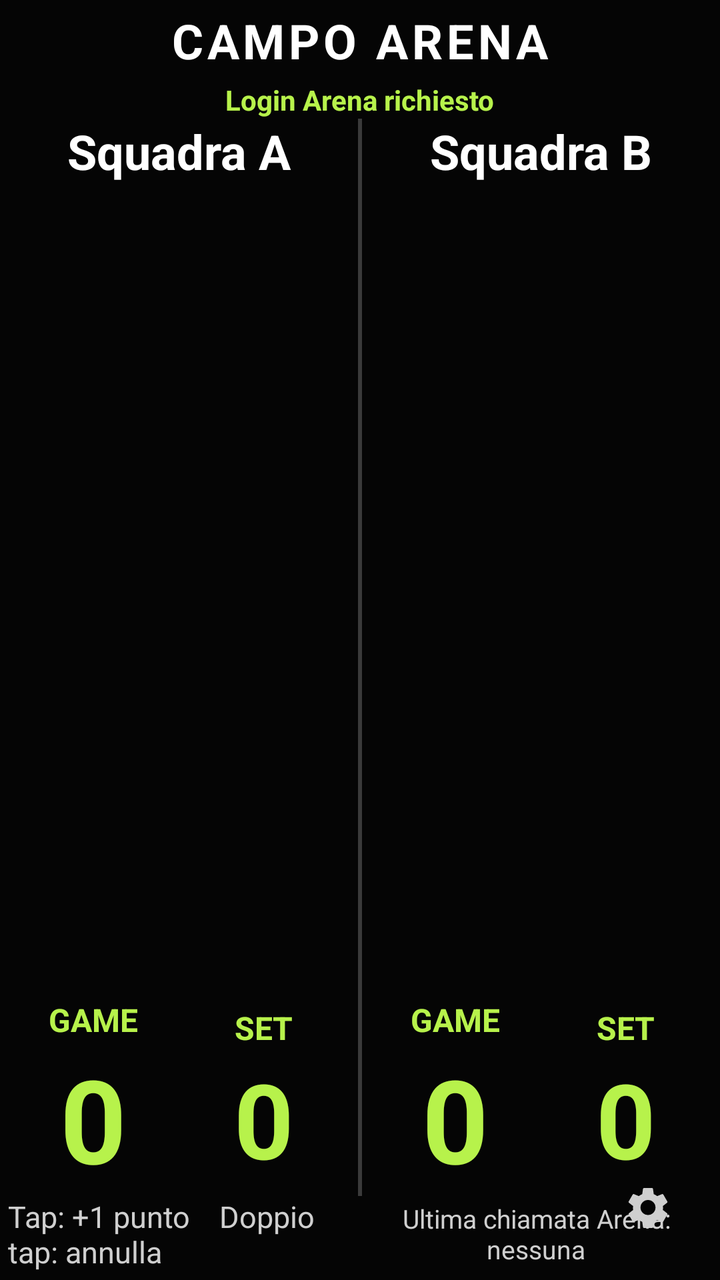
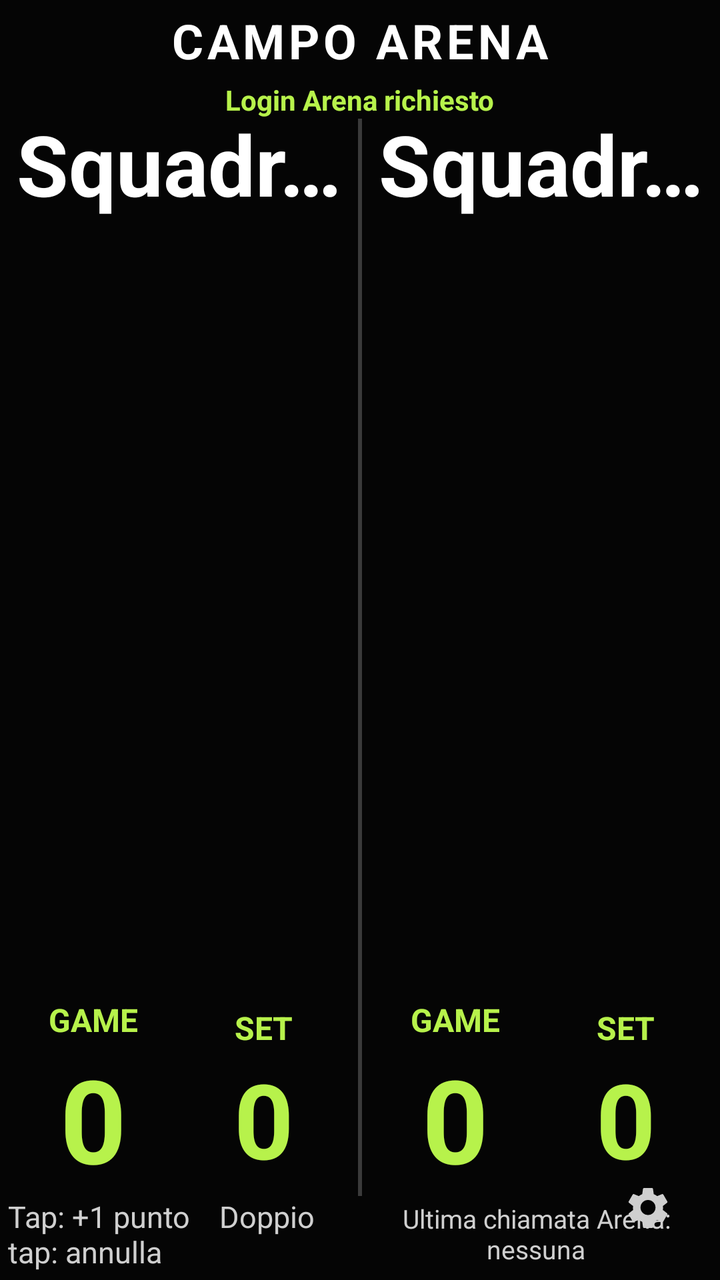

Two renders of the same Android screen: before a commit and after it. Below are the layout's source before the change and the commit's diff.
<!-- AndroidManifest.xml: application theme Theme.PadelBoardArena -->
<!-- res/layout/activity_main.xml -->
<?xml version="1.0" encoding="utf-8"?>
<FrameLayout
    xmlns:android="http://schemas.android.com/apk/res/android"
    android:layout_width="match_parent"
    android:layout_height="match_parent"
    android:background="#050505"
    android:padding="4dp">

    <LinearLayout
        android:layout_width="match_parent"
        android:layout_height="match_parent"
        android:orientation="vertical">

        <LinearLayout
            android:layout_width="match_parent"
            android:layout_height="wrap_content"
            android:orientation="vertical"
            android:gravity="center">

            <TextView
                android:id="@+id/titleText"
                android:layout_width="wrap_content"
                android:layout_height="wrap_content"
                android:text="CAMPO ARENA"
                android:textColor="#FFFFFF"
                android:textSize="24sp"
                android:textStyle="bold"
                android:letterSpacing="0.08" />

            <TextView
                android:id="@+id/arenaConnectionStatusText"
                android:layout_width="wrap_content"
                android:layout_height="wrap_content"
                android:text="Login Arena richiesto"
                android:textColor="#B7F24B"
                android:textSize="14sp"
                android:textStyle="bold"
                android:paddingTop="4dp" />

        </LinearLayout>

        <LinearLayout
            android:layout_width="match_parent"
            android:layout_height="0dp"
            android:layout_weight="1"
            android:orientation="horizontal"
            android:gravity="center"
            android:paddingTop="0dp"
            android:paddingBottom="0dp">

            <LinearLayout
                android:id="@+id/sideAPanel"
                android:layout_width="0dp"
                android:layout_height="match_parent"
                android:layout_weight="1"
                android:orientation="vertical"
                android:gravity="center"
                android:paddingEnd="4dp">

                <TextView
                    android:id="@+id/teamAText"
                    android:layout_width="match_parent"
                    android:layout_height="wrap_content"
                    android:text="Squadra A"
                    android:textColor="#FFFFFF"
                    android:textSize="24sp"
                    android:textStyle="bold"
                    android:gravity="center" />

                <TextView
                    android:id="@+id/scoreAText"
                    android:layout_width="match_parent"
                    android:layout_height="0dp"
                    android:layout_weight="1"
                    android:text="0"
                    android:textColor="#FFFFFF"
                    android:textSize="320sp"
                    android:textStyle="bold"
                    android:gravity="center"
                    android:singleLine="true"
                    android:maxLines="1"
                    android:autoSizeTextType="uniform"
                    android:autoSizeMinTextSize="140sp"
                    android:autoSizeMaxTextSize="380sp"
                    android:autoSizeStepGranularity="4sp"
                    android:includeFontPadding="false" />

                <LinearLayout
                    android:layout_width="match_parent"
                    android:layout_height="wrap_content"
                    android:orientation="horizontal"
                    android:gravity="center"
                    android:baselineAligned="false">

                    <LinearLayout
                        android:layout_width="0dp"
                        android:layout_height="wrap_content"
                        android:layout_weight="1"
                        android:orientation="vertical"
                        android:gravity="center">

                        <TextView
                            android:layout_width="wrap_content"
                            android:layout_height="wrap_content"
                            android:text="GAME"
                            android:textColor="#B7F24B"
                            android:textSize="16sp"
                            android:textStyle="bold" />

                        <TextView
                            android:id="@+id/gamesAText"
                            android:layout_width="wrap_content"
                            android:layout_height="wrap_content"
                            android:text="0"
                            android:textColor="#B7F24B"
                            android:textSize="58sp"
                            android:textStyle="bold" />

                    </LinearLayout>

                    <LinearLayout
                        android:layout_width="0dp"
                        android:layout_height="wrap_content"
                        android:layout_weight="1"
                        android:orientation="vertical"
                        android:gravity="center">

                        <TextView
                            android:layout_width="wrap_content"
                            android:layout_height="wrap_content"
                            android:text="SET"
                            android:textColor="#B7F24B"
                            android:textSize="16sp"
                            android:textStyle="bold" />

                        <TextView
                            android:id="@+id/setsAText"
                            android:layout_width="wrap_content"
                            android:layout_height="wrap_content"
                            android:text="0"
                            android:textColor="#B7F24B"
                            android:textSize="52sp"
                            android:textStyle="bold" />

                    </LinearLayout>

                </LinearLayout>

            </LinearLayout>

            <View
                android:layout_width="2dp"
                android:layout_height="match_parent"
                android:background="#3A3A3A" />

            <LinearLayout
                android:id="@+id/sideBPanel"
                android:layout_width="0dp"
                android:layout_height="match_parent"
                android:layout_weight="1"
                android:orientation="vertical"
                android:gravity="center"
                android:paddingStart="4dp">

                <TextView
                    android:id="@+id/teamBText"
                    android:layout_width="match_parent"
                    android:layout_height="wrap_content"
                    android:text="Squadra B"
                    android:textColor="#FFFFFF"
                    android:textSize="24sp"
                    android:textStyle="bold"
                    android:gravity="center" />

                <TextView
                    android:id="@+id/scoreBText"
                    android:layout_width="match_parent"
                    android:layout_height="0dp"
                    android:layout_weight="1"
                    android:text="0"
                    android:textColor="#FFFFFF"
                    android:textSize="320sp"
                    android:textStyle="bold"
                    android:gravity="center"
                    android:singleLine="true"
                    android:maxLines="1"
                    android:autoSizeTextType="uniform"
                    android:autoSizeMinTextSize="140sp"
                    android:autoSizeMaxTextSize="380sp"
                    android:autoSizeStepGranularity="4sp"
                    android:includeFontPadding="false" />

                <LinearLayout
                    android:layout_width="match_parent"
                    android:layout_height="wrap_content"
                    android:orientation="horizontal"
                    android:gravity="center"
                    android:baselineAligned="false">

                    <LinearLayout
                        android:layout_width="0dp"
                        android:layout_height="wrap_content"
                        android:layout_weight="1"
                        android:orientation="vertical"
                        android:gravity="center">

                        <TextView
                            android:layout_width="wrap_content"
                            android:layout_height="wrap_content"
                            android:text="GAME"
                            android:textColor="#B7F24B"
                            android:textSize="16sp"
                            android:textStyle="bold" />

                        <TextView
                            android:id="@+id/gamesBText"
                            android:layout_width="wrap_content"
                            android:layout_height="wrap_content"
                            android:text="0"
                            android:textColor="#B7F24B"
                            android:textSize="58sp"
                            android:textStyle="bold" />

                    </LinearLayout>

                    <LinearLayout
                        android:layout_width="0dp"
                        android:layout_height="wrap_content"
                        android:layout_weight="1"
                        android:orientation="vertical"
                        android:gravity="center">

                        <TextView
                            android:layout_width="wrap_content"
                            android:layout_height="wrap_content"
                            android:text="SET"
                            android:textColor="#B7F24B"
                            android:textSize="16sp"
                            android:textStyle="bold" />

                        <TextView
                            android:id="@+id/setsBText"
                            android:layout_width="wrap_content"
                            android:layout_height="wrap_content"
                            android:text="0"
                            android:textColor="#B7F24B"
                            android:textSize="52sp"
                            android:textStyle="bold" />

                    </LinearLayout>

                </LinearLayout>

            </LinearLayout>

        </LinearLayout>

        <LinearLayout
            android:layout_width="match_parent"
            android:layout_height="wrap_content"
            android:orientation="horizontal"
            android:gravity="center_vertical">

            <TextView
                android:id="@+id/helpText"
                android:layout_width="0dp"
                android:layout_height="wrap_content"
                android:layout_weight="1"
                android:text="Tap: +1 punto    Doppio tap: annulla"
                android:textColor="#CFCFCF"
                android:textSize="15sp" />

            <TextView
                android:id="@+id/arenaLastCallText"
                android:layout_width="0dp"
                android:layout_height="wrap_content"
                android:layout_weight="1"
                android:text="Ultima chiamata Arena: nessuna"
                android:textColor="#CFCFCF"
                android:textSize="13sp"
                android:gravity="center" />

        </LinearLayout>

    </LinearLayout>

    <ImageButton
        android:id="@+id/arenaSettingsButton"
        android:layout_width="64dp"
        android:layout_height="64dp"
        android:layout_gravity="bottom|end"
        android:background="?attr/selectableItemBackgroundBorderless"
        android:contentDescription="Impostazioni Arena"
        android:padding="16dp"
        android:src="@drawable/ic_settings"
        android:tint="#CFCFCF" />

    <LinearLayout
        android:layout_width="1dp"
        android:layout_height="1dp"
        android:visibility="gone"
        android:orientation="vertical">

        <TextView
            android:id="@+id/statusText"
            android:layout_width="wrap_content"
            android:layout_height="wrap_content" />

        <TextView
            android:id="@+id/phaseText"
            android:layout_width="wrap_content"
            android:layout_height="wrap_content" />

        <TextView
            android:id="@+id/eventText"
            android:layout_width="wrap_content"
            android:layout_height="wrap_content" />

        <TextView
            android:id="@+id/deviceAText"
            android:layout_width="wrap_content"
            android:layout_height="wrap_content" />

        <TextView
            android:id="@+id/deviceBText"
            android:layout_width="wrap_content"
            android:layout_height="wrap_content" />

        <Button
            android:id="@+id/startButton"
            android:layout_width="wrap_content"
            android:layout_height="wrap_content" />

    </LinearLayout>

</FrameLayout>
<!-- resources referenced by this layout -->
<resources>
  <!-- drawable ic_settings (drawable) -->
  <?xml version="1.0" encoding="utf-8"?>
  <vector xmlns:android="http://schemas.android.com/apk/res/android"
      android:width="24dp"
      android:height="24dp"
      android:viewportWidth="24"
      android:viewportHeight="24">
      <path
          android:fillColor="#FFFFFFFF"
          android:pathData="M19.43,12.98c0.04,-0.32 0.07,-0.65 0.07,-0.98s-0.02,-0.66 -0.07,-0.98l2.11,-1.65c0.19,-0.15 0.24,-0.42 0.12,-0.64l-2,-3.46c-0.12,-0.22 -0.37,-0.31 -0.6,-0.22l-2.49,1c-0.52,-0.4 -1.08,-0.73 -1.69,-0.98L14.5,2.42C14.47,2.18 14.25,2 14,2h-4c-0.25,0 -0.46,0.18 -0.5,0.42L9.12,5.07c-0.61,0.25 -1.17,0.59 -1.69,0.98l-2.49,-1c-0.23,-0.08 -0.48,0 -0.6,0.22l-2,3.46c-0.13,0.22 -0.07,0.49 0.12,0.64l2.11,1.65c-0.04,0.32 -0.08,0.65 -0.08,0.98s0.03,0.66 0.08,0.98l-2.11,1.65c-0.19,0.15 -0.24,0.42 -0.12,0.64l2,3.46c0.12,0.22 0.37,0.31 0.6,0.22l2.49,-1c0.52,0.4 1.08,0.73 1.69,0.98l0.38,2.65c0.04,0.24 0.25,0.42 0.5,0.42h4c0.25,0 0.47,-0.18 0.5,-0.42l0.38,-2.65c0.61,-0.25 1.17,-0.59 1.69,-0.98l2.49,1c0.23,0.08 0.48,0 0.6,-0.22l2,-3.46c0.12,-0.22 0.07,-0.49 -0.12,-0.64l-2.11,-1.65zM12,15.5A3.5,3.5 0,1 1,12 8a3.5,3.5 0,0 1,0 7.5z" />
  </vector>
  <style name="Theme.PadelBoardArena" parent="Base.Theme.PadelBoardArena" />
  <style name="Base.Theme.PadelBoardArena" parent="Theme.Material3.DayNight.NoActionBar">
          
          
      </style>
</resources>

<!-- the commit's change to res/layout/activity_main.xml (unified diff, before → after) -->
@@ -63,9 +63,16 @@
                     android:layout_height="wrap_content"
                     android:text="Squadra A"
                     android:textColor="#FFFFFF"
-                    android:textSize="24sp"
+                    android:textSize="42sp"
                     android:textStyle="bold"
-                    android:gravity="center" />
+                    android:gravity="center"
+                    android:singleLine="true"
+                    android:maxLines="1"
+                    android:autoSizeTextType="uniform"
+                    android:autoSizeMinTextSize="20sp"
+                    android:autoSizeMaxTextSize="42sp"
+                    android:autoSizeStepGranularity="2sp"
+                    android:includeFontPadding="false" />
 
                 <TextView
                     android:id="@+id/scoreAText"
@@ -74,14 +81,14 @@
                     android:layout_weight="1"
                     android:text="0"
                     android:textColor="#FFFFFF"
-                    android:textSize="320sp"
+                    android:textSize="360sp"
                     android:textStyle="bold"
                     android:gravity="center"
                     android:singleLine="true"
                     android:maxLines="1"
                     android:autoSizeTextType="uniform"
                     android:autoSizeMinTextSize="140sp"
-                    android:autoSizeMaxTextSize="380sp"
+                    android:autoSizeMaxTextSize="430sp"
                     android:autoSizeStepGranularity="4sp"
                     android:includeFontPadding="false" />
 
@@ -168,9 +175,16 @@
                     android:layout_height="wrap_content"
                     android:text="Squadra B"
                     android:textColor="#FFFFFF"
-                    android:textSize="24sp"
+                    android:textSize="42sp"
                     android:textStyle="bold"
-                    android:gravity="center" />
+                    android:gravity="center"
+                    android:singleLine="true"
+                    android:maxLines="1"
+                    android:autoSizeTextType="uniform"
+                    android:autoSizeMinTextSize="20sp"
+                    android:autoSizeMaxTextSize="42sp"
+                    android:autoSizeStepGranularity="2sp"
+                    android:includeFontPadding="false" />
 
                 <TextView
                     android:id="@+id/scoreBText"
@@ -179,14 +193,14 @@
                     android:layout_weight="1"
                     android:text="0"
                     android:textColor="#FFFFFF"
-                    android:textSize="320sp"
+                    android:textSize="360sp"
                     android:textStyle="bold"
                     android:gravity="center"
                     android:singleLine="true"
                     android:maxLines="1"
                     android:autoSizeTextType="uniform"
                     android:autoSizeMinTextSize="140sp"
-                    android:autoSizeMaxTextSize="380sp"
+                    android:autoSizeMaxTextSize="430sp"
                     android:autoSizeStepGranularity="4sp"
                     android:includeFontPadding="false" />
 
